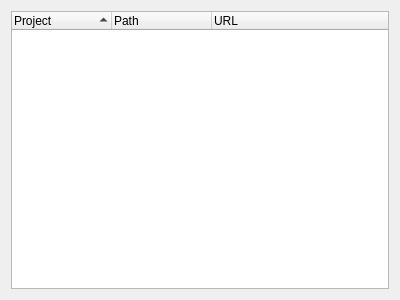
Above: meg_runtime/ui/mainpanel.ui from ibedard16/Runtime before the change. Below: the same form after it.
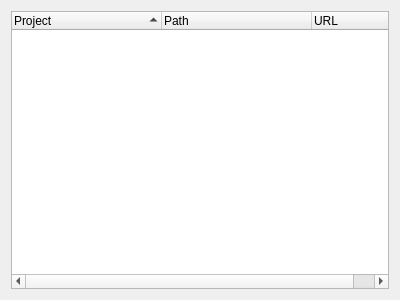
That is the form after the change.

Commit message: Fix some minor UI issues and refactor some components

Patch:
```diff
--- a/meg_runtime/ui/mainpanel.ui
+++ b/meg_runtime/ui/mainpanel.ui
@@ -40,6 +40,12 @@
      <attribute name="headerCascadingSectionResizes">
       <bool>true</bool>
      </attribute>
+     <attribute name="headerMinimumSectionSize">
+      <number>75</number>
+     </attribute>
+     <attribute name="headerDefaultSectionSize">
+      <number>150</number>
+     </attribute>
      <attribute name="headerShowSortIndicator" stdset="0">
       <bool>true</bool>
      </attribute>
```
The commit also changes 6 other files.
